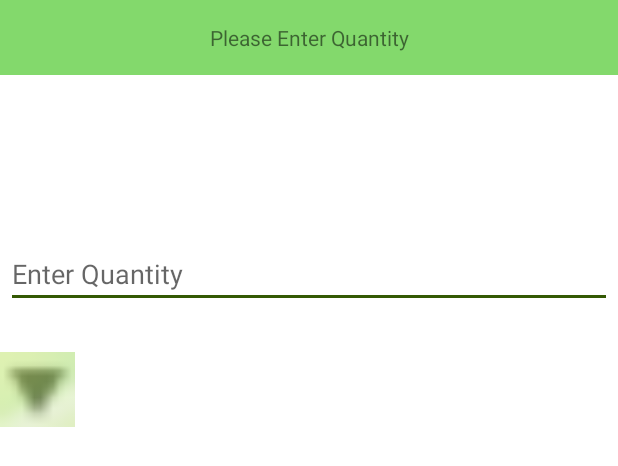
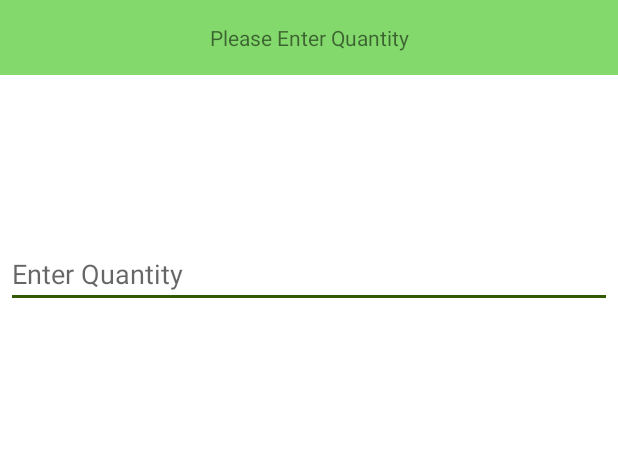
Before and after one commit to samasys-software/ProdcastCAndroid, an Android app: the layout qty_dialog.xml on its own in the app's theme, with its tools: preview values and no code run, on a phone screen of 412 x 824 dp. Shown: the top 466 px of the screen. Run offline under Robolectric (Android 15) with nearby library versions, the phone set to English and light mode, and no system bars; network calls fail.

Commit message:
Added code for animation
Code Animation.

```diff
--- a/Prodcast/app/src/main/res/layout/qty_dialog.xml
+++ b/Prodcast/app/src/main/res/layout/qty_dialog.xml
@@ -56,8 +56,10 @@
 
             <ImageView
                 android:id="@+id/img"
-                android:layout_width="50dp"
-                android:layout_height="50dp"
-                android:background="@drawable/dropdown_icon"/>
+                android:visibility="invisible"
+                android:layout_width="25dp"
+                android:layout_height="25dp"
+                android:tint="@color/colorPrimary"
+                android:background="@drawable/ic_add_shopping_cart_black_24dp"/>
 
 </LinearLayout>
--- a/Prodcast/app/src/main/res/menu/menu_main.xml
+++ b/Prodcast/app/src/main/res/menu/menu_main.xml
@@ -6,7 +6,7 @@
 
     <item
         android:id="@+id/testAction"
-        android:title="Test Counter Action"
+        android:title=""
         android:orderInCategory="1000"
         android:width="500dp"
         android:height="500dp"
--- a/Prodcast/app/src/main/res/values/styles.xml
+++ b/Prodcast/app/src/main/res/values/styles.xml
@@ -51,5 +51,10 @@
 
     </style>
 
+    <style name="DialogAnimation">
+        <item name="android:windowEnterAnimation">@android:anim/fade_in</item>
+        <item name="android:windowExitAnimation">@android:anim/fade_out</item>
+    </style>
+
 
 </resources>
```
Also changed, not shown: Prodcast/app/src/main/java/com/ventruxinformatics/prodcast/ProductDetailActivity.java (+37 -5 lines), Prodcast/app/src/main/java/com/ventruxinformatics/prodcast/ProductDetailFragment.java (+48 -32 lines), Prodcast/app/src/main/res/drawable/ic_add_shopping_cart_black_24dp.png (added).
